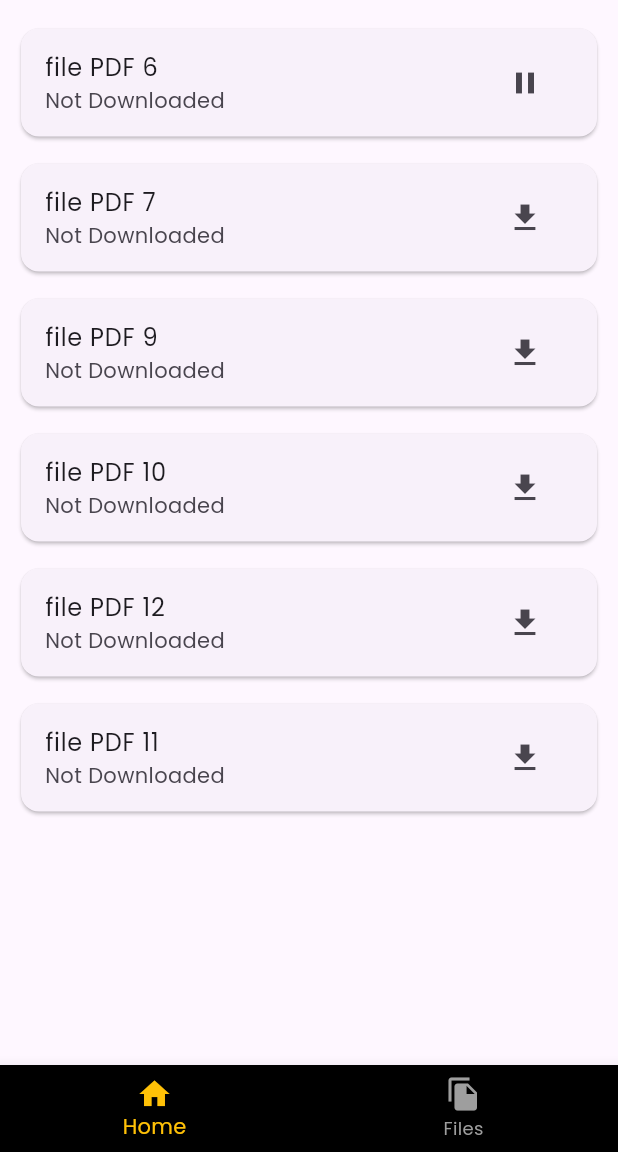
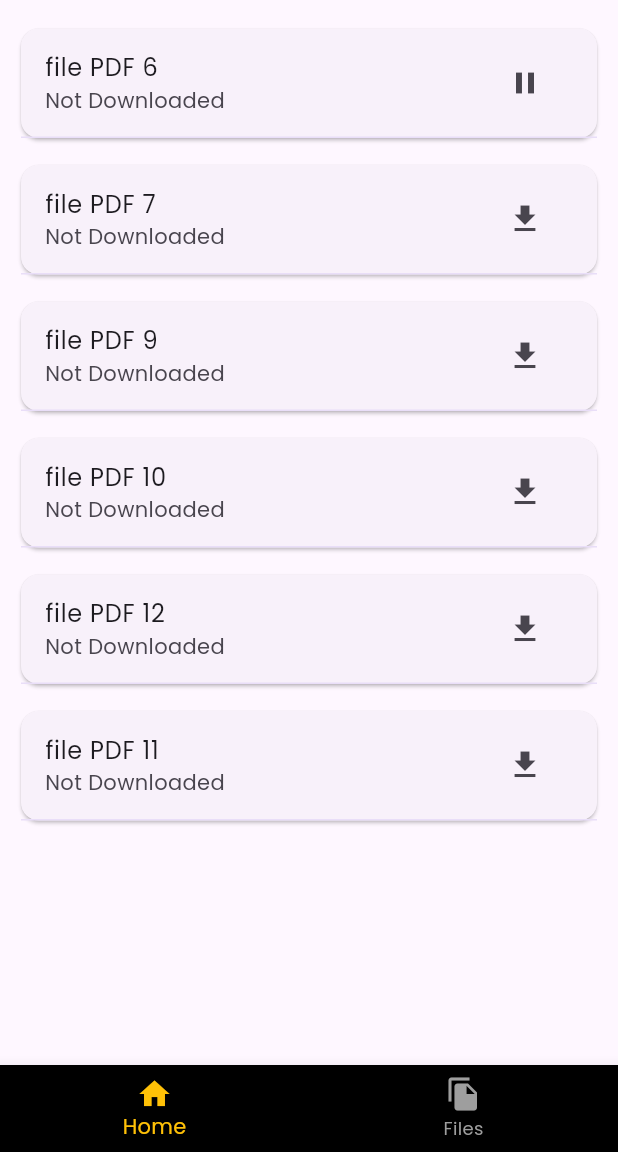
Before and after one commit to htunminlatt/file_download, a Flutter app: the screen it shows after launch, after a tap on the "download" icon, on a phone screen of 412 x 824 dp, the part 84-1236 px from its top. Run offline on Flutter 3.47's test engine with Material 3 defaults, Android fonts, the phone set to English and light mode, and no system bars; our stand-ins replace dio; network calls fail.

Commit message:
//update

```diff
--- a/lib/main.dart
+++ b/lib/main.dart
@@ -1,5 +1,4 @@
 import 'package:file_download/views/bottom_tab_view.dart';
-import 'package:file_download/views/file_view.dart';
 import 'package:flutter/material.dart';
 
 void main() {
@@ -16,7 +15,7 @@ class MyApp extends StatelessWidget {
       title: 'Flutter Demo',
       theme: ThemeData(
         fontFamily: 'poppins',
-        colorScheme: ColorScheme.fromSeed(seedColor: Colors.deepPurple),
+        colorScheme: ColorScheme.fromSeed(seedColor: Colors.deepPurple,primary: Colors.blue),
         useMaterial3: true,
       ),
       home:const BottomTabView(),
--- a/lib/widgets/dataListView.dart
+++ b/lib/widgets/dataListView.dart
@@ -1,9 +1,6 @@
 import 'dart:io';
-import 'dart:isolate';
-import 'package:http/http.dart' as http;
 import 'package:flutter/material.dart';
 import 'package:dio/dio.dart';
-import 'package:open_file/open_file.dart';
 import 'package:path_provider/path_provider.dart';
 
 class DataListView extends StatefulWidget {
@@ -21,14 +18,19 @@ class DataListView extends StatefulWidget {
 class _DataListViewState extends State<DataListView> {
   bool isDownloading = false;
   int _downloadProgress = 0;
+  double percentate = 0;
+  CancelToken _cancelToken = CancelToken();
 
-  void saveData(String url, String filename) async {
+
+
+///file download
+  void downloadFile(String url, String filename) async {
     setState(() {
       isDownloading = !isDownloading;
     });
 
     Directory? directory;
-    directory = await getApplicationDocumentsDirectory();
+    directory = await getTemporaryDirectory();
 
     File saveFile = File('${directory.path}/$filename');
 
@@ -37,21 +39,32 @@ class _DataListViewState extends State<DataListView> {
     dio.options.headers['Content-Type'] = 'application/json';
     dio.options.headers['Authorization'] = 'Token if present';
     try {
-      await dio.download(fileUrl, saveFile.path,
+      await dio.download(fileUrl, saveFile.path,cancelToken: CancelToken(),
           onReceiveProgress: (received, total) {
         setState(() {
           _downloadProgress = (((received / total) * 100).toInt());
-
+          percentate = _downloadProgress / 100;
           if(_downloadProgress == 100){
             isDownloading = false;
           }
         });
       });
 
-
     } catch (e) {
       print(e.toString());
     }
+  }
+
+//pause download
+  pauseDownload() {
+    _cancelToken.cancel("Download paused");
+    _cancelToken = CancelToken();
+  }
+
+
+//resume download
+  resumeDownload() {
+    _cancelToken = CancelToken();
   }
 
   @override
@@ -74,18 +87,16 @@ class _DataListViewState extends State<DataListView> {
                   : const Text('Not Downloaded'),
               trailing: IconButton(
                   onPressed: () {
-                    if (isDownloading == false) {
-                      saveData(widget.data['url']!, widget.data['title']!);
-                    } else {}
+                      downloadFile(widget.data['url']!, widget.data['title']!);
                   },
                   icon: isDownloading
                       ? const Icon(Icons.pause)
                       : const Icon(Icons.download)),
             ),
-            // const LinearProgressIndicator(
-            //   backgroundColor: Colors.amber,
-            //   minHeight: 1,
-            // )
+             LinearProgressIndicator(
+              minHeight: 1,
+              value: percentate,
+            )
           ],
         ),
       ),
```
